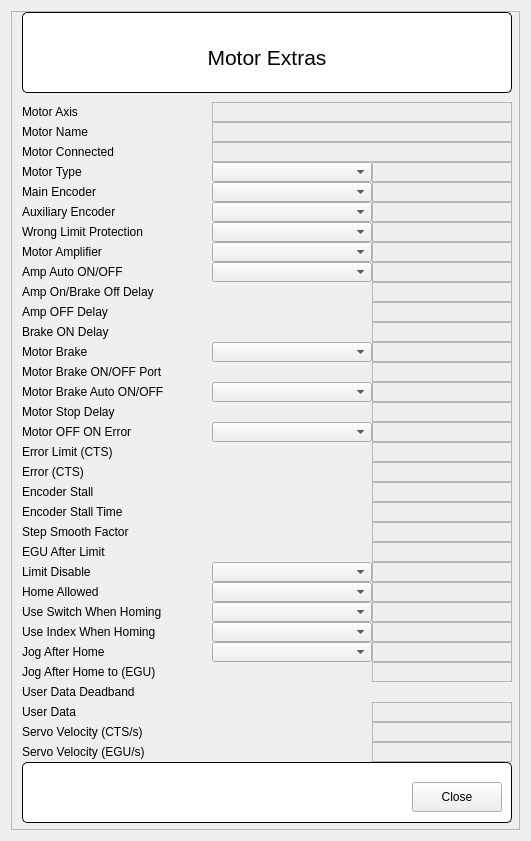
Old version of the form FormGalilMotorExtras.ui in the repository SESAME-Synchrotron/galil-qt.
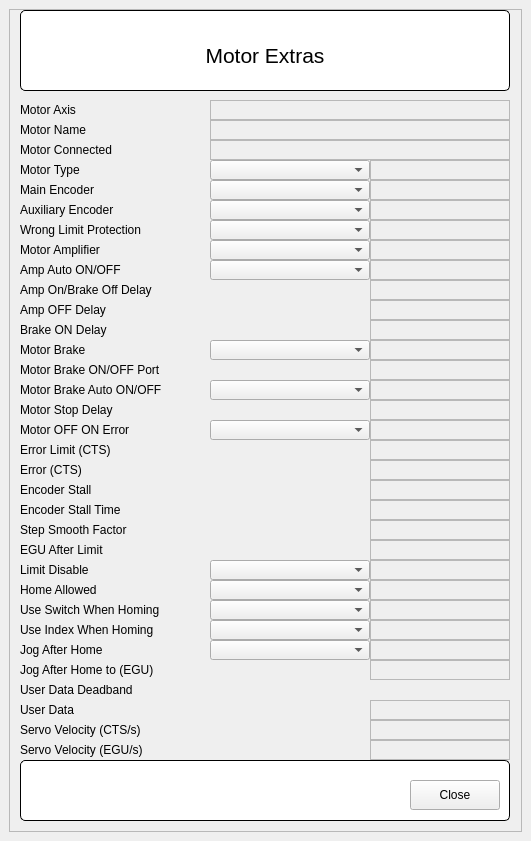
New version of the form. Custom widgets are drawn as their Qt base class.

What changed in the file:
```diff
--- a/FormGalilMotorExtras.ui
+++ b/FormGalilMotorExtras.ui
@@ -1,7 +1,7 @@
 <?xml version="1.0" encoding="UTF-8"?>
 <ui version="4.0">
  <class>FormGalilMotorExtras</class>
- <widget class="QWidget" name="FormGalilMotorExtras">
+ <widget class="QMainWindow" name="FormGalilMotorExtras">
   <property name="geometry">
    <rect>
     <x>0</x>
@@ -13,6 +13,7 @@
   <property name="windowTitle">
    <string>Form</string>
   </property>
+  <widget class="QWidget" name="centralwidget">
   <layout class="QGridLayout" name="gridLayout">
    <item row="0" column="0">
     <widget class="QScrollArea" name="scrollArea">
@@ -1431,6 +1432,7 @@
     </widget>
    </item>
   </layout>
+  </widget>
  </widget>
  <customwidgets>
   <customwidget>
```
Left out of the diff: 50 changed lines with no effect on the pictures. Lines whose indentation alone changed are shown as unchanged.
